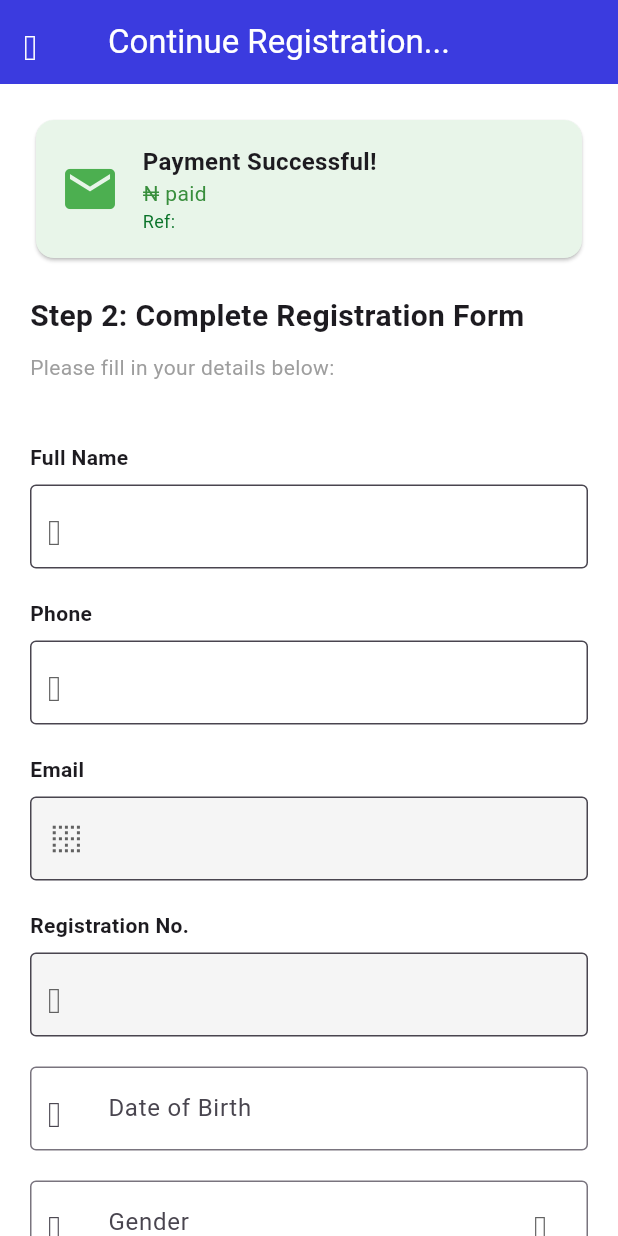
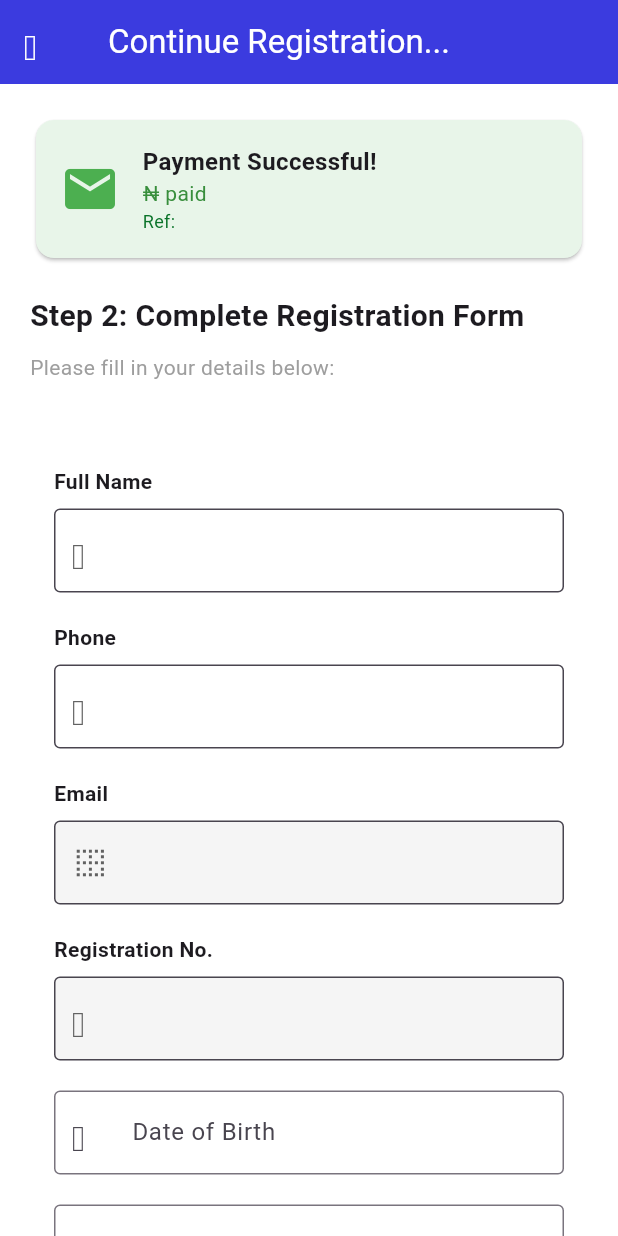
Before and after one commit to obomeghie2019/isf_mobile_app, a Flutter app: the ContinueRegistrationScreen screen opened directly with empty values, on a phone screen of 412 x 824 dp. Run offline on Flutter 3.47's test engine with Material 3 defaults, Android fonts, the phone set to English and light mode, and no system bars; our stand-ins replace carousel_slider, connectivity_plus, get, google_mobile_ads, screenshot, webview_flutter.

Commit message:
Registration Form and Registration Success Modified

```diff
--- a/lib/screens/registration_form_screen.dart
+++ b/lib/screens/registration_form_screen.dart
@@ -315,7 +315,11 @@ class _ContinueRegistrationScreenState
                   style: TextStyle(color: Colors.grey)),
               const SizedBox(height: 20),
 
-              Form(
+              SingleChildScrollView(
+                keyboardDismissBehavior:
+                    ScrollViewKeyboardDismissBehavior.onDrag,
+                padding: const EdgeInsets.all(16),
+                child: Form(
                   key: _formKey,
                   child: Column(
                     children: [
@@ -325,21 +329,29 @@ class _ContinueRegistrationScreenState
                         value: _nameController.text,
                         controller: _nameController,
                         icon: Icons.person,
-                        readOnly: false),
+                        readOnly: false,
+                      ),
+
                       _buildTextField(
                         label: 'Phone',
                         value: _phoneController.text,
                         controller: _phoneController,
                         icon: Icons.phone_in_talk,
-                        readOnly: false),
+                        readOnly: false,
+                      ),
 
                       // Read-only fields
                       _buildTextField(
-                        label: 'Email', value: widget.email, icon: Icons.email),
+                        label: 'Email',
+                        value: widget.email,
+                        icon: Icons.email,
+                      ),
+
                       _buildTextField(
                         label: 'Registration No.',
                         value: widget.regNo,
-                        icon: Icons.confirmation_number),
+                        icon: Icons.confirmation_number,
+                      ),
 
                       const SizedBox(height: 20),
 
@@ -349,12 +361,12 @@ class _ContinueRegistrationScreenState
                         child: AbsorbPointer(
                           child: TextFormField(
                             controller: _dobController,
-                          decoration: InputDecoration(
+                            decoration: const InputDecoration(
                               labelText: 'Date of Birth',
-                            prefixIcon: const Icon(Icons.calendar_today),
+                              prefixIcon: Icon(Icons.calendar_today),
                               border: OutlineInputBorder(),
                             ),
-                          validator: (value) => (value == null || value.isEmpty)
+                            validator: (value) => value == null || value.isEmpty
                                 ? 'Please select date of birth'
                                 : null,
                           ),
@@ -366,15 +378,17 @@ class _ContinueRegistrationScreenState
                       // Gender
                       DropdownButtonFormField<String>(
                         value: _selectedGender,
-                      decoration: InputDecoration(
+                        decoration: const InputDecoration(
                           labelText: 'Gender',
-                        prefixIcon: const Icon(Icons.person_outline),
+                          prefixIcon: Icon(Icons.person_outline),
                           border: OutlineInputBorder(),
                         ),
-                      items: ['Male', 'Female'].map((gender) {
-                        return DropdownMenuItem(
-                            value: gender, child: Text(gender));
-                      }).toList(),
+                        items: ['Male', 'Female']
+                            .map((gender) => DropdownMenuItem(
+                                  value: gender,
+                                  child: Text(gender),
+                                ))
+                            .toList(),
                         onChanged: (value) =>
                             setState(() => _selectedGender = value),
                         validator: (value) =>
@@ -386,12 +400,12 @@ class _ContinueRegistrationScreenState
                       // Address
                       TextFormField(
                         controller: _lgaController,
-                      decoration: InputDecoration(
+                        decoration: const InputDecoration(
                           labelText: 'Local Government Area',
-                        prefixIcon: const Icon(Icons.home),
+                          prefixIcon: Icon(Icons.home),
                           border: OutlineInputBorder(),
                         ),
-                      validator: (value) => (value == null || value.isEmpty)
+                        validator: (value) => value == null || value.isEmpty
                             ? 'Please Enter Local Government Area'
                             : null,
                       ),
@@ -403,15 +417,14 @@ class _ContinueRegistrationScreenState
                         controller: _emergencyContactController,
                         keyboardType: TextInputType.number,
                         maxLength: 11,
-                      decoration: InputDecoration(
+                        decoration: const InputDecoration(
                           labelText: 'Emergency Contact & Number',
-                        prefixIcon: const Icon(Icons.phone_in_talk),
+                          prefixIcon: Icon(Icons.phone_in_talk),
                           border: OutlineInputBorder(),
-                        counterText: "", // hides the default character counter
+                          counterText: '',
                         ),
                         inputFormatters: [
-                        FilteringTextInputFormatter
-                            .digitsOnly, // only allow numbers
+                          FilteringTextInputFormatter.digitsOnly,
                         ],
                         validator: (value) {
                           if (value == null || value.isEmpty) {
@@ -429,9 +442,9 @@ class _ContinueRegistrationScreenState
                       // Race Category
                       DropdownButtonFormField<String>(
                         value: _selectedCategory,
-                      decoration: InputDecoration(
+                        decoration: const InputDecoration(
                           labelText: 'Race Category',
-                        prefixIcon: const Icon(Icons.flag),
+                          prefixIcon: Icon(Icons.flag),
                           border: OutlineInputBorder(),
                         ),
                         items: categories
@@ -440,27 +453,29 @@ class _ContinueRegistrationScreenState
                             .toList(),
                         onChanged: (value) =>
                             setState(() => _selectedCategory = value),
-                      validator: (value) =>
-                          value == null ? 'Please select race category' : null,
+                        validator: (value) => value == null
+                            ? 'Please select race category'
+                            : null,
                       ),
 
                       const SizedBox(height: 20),
 
-                    // T-Shirt Size
+                      // Bib Size
                       DropdownButtonFormField<String>(
                         value: _tshirtSizeController.text.isNotEmpty
                             ? _tshirtSizeController.text
                             : null,
-                      decoration: InputDecoration(
+                        decoration: const InputDecoration(
                           labelText: 'Bib Size',
-                        prefixIcon: const Icon(Icons.photo_size_select_large),
+                          prefixIcon: Icon(Icons.photo_size_select_large),
                           border: OutlineInputBorder(),
                         ),
                         items: tshirtSizes
-                          .map((size) =>
-                              DropdownMenuItem(value: size, child: Text(size)))
+                            .map((size) => DropdownMenuItem(
+                                value: size, child: Text(size)))
                             .toList(),
-                      onChanged: (value) => _tshirtSizeController.text = value!,
+                        onChanged: (value) =>
+                            _tshirtSizeController.text = value!,
                         validator: (value) =>
                             value == null ? 'Please select bib size' : null,
                       ),
@@ -472,26 +487,29 @@ class _ContinueRegistrationScreenState
                         value: _bloodGroupController.text.isNotEmpty
                             ? _bloodGroupController.text
                             : null,
-                      decoration: InputDecoration(
+                        decoration: const InputDecoration(
                           labelText: 'Blood Group (Optional)',
-                        prefixIcon: const Icon(Icons.bloodtype),
+                          prefixIcon: Icon(Icons.bloodtype),
                           border: OutlineInputBorder(),
                         ),
                         items: bloodGroups
                             .map((group) => DropdownMenuItem(
-                              value: group, child: Text(group)))
+                                  value: group,
+                                  child: Text(group),
+                                ))
                             .toList(),
-                      onChanged: (value) => _bloodGroupController.text = value!,
+                        onChanged: (value) =>
+                            _bloodGroupController.text = value!,
                       ),
 
                       const SizedBox(height: 20),
 
-                    // Medical Conditions (Optional)
+                      // Medical Conditions
                       TextFormField(
                         controller: _medicalConditionsController,
-                      decoration: InputDecoration(
+                        decoration: const InputDecoration(
                           labelText: 'Medical Conditions/Allergies (Optional)',
-                        prefixIcon: const Icon(Icons.medical_services),
+                          prefixIcon: Icon(Icons.medical_services),
                           border: OutlineInputBorder(),
                         ),
                         maxLines: 2,
@@ -499,31 +517,27 @@ class _ContinueRegistrationScreenState
 
                       const SizedBox(height: 30),
 
-                    // Declaration Checkbox
+                      // Declaration
                       Row(
                         crossAxisAlignment: CrossAxisAlignment.start,
                         children: [
                           Checkbox(
                             value: _hasAgreed,
-                          onChanged: (value) {
-                            setState(() {
-                              _hasAgreed = value ?? false;
-                            });
-                          },
+                            onChanged: (value) =>
+                                setState(() => _hasAgreed = value ?? false),
                           ),
                           const Expanded(
                             child: Text(
                               'I declare that all information provided is true and accurate. '
                               'I understand the risks involved in marathon running and participate at my own risk.',
                               textAlign: TextAlign.justify,
-                            style: TextStyle(
-                              fontSize: 14,
-                            ),
+                              style: TextStyle(fontSize: 14),
                             ),
                           ),
                         ],
                       ),
 
+                      // Preview Button (unchanged)
                       SizedBox(
                         width: double.infinity,
                         height: 50,
@@ -532,36 +546,40 @@ class _ContinueRegistrationScreenState
                             gradient: LinearGradient(
                               colors: _hasAgreed
                                   ? [
-                                    const Color.fromARGB(255, 59, 59, 223),
-                                    const Color.fromARGB(255, 1, 44, 3),
+                                      Color.fromARGB(255, 59, 59, 223),
+                                      Color.fromARGB(255, 1, 44, 3),
                                     ]
                                   : [
-                                    Colors.grey.shade400,
-                                    Colors.grey.shade500,
+                                      Colors.grey,
+                                      Colors.grey,
                                     ],
-                            begin: Alignment.topLeft,
-                            end: Alignment.bottomRight,
                             ),
                             borderRadius: BorderRadius.circular(8),
                           ),
                           child: ElevatedButton(
                             onPressed: _hasAgreed
-                              ? _showPreviewDialog
-                              : null, // Disable if not agreed
+                                ? () {
+                                    if (!_formKey.currentState!.validate()) {
+                                      Get.snackbar(
+                                        'Incomplete Form',
+                                        'Please fill all required fields correctly',
+                                        snackPosition: SnackPosition.BOTTOM,
+                                        backgroundColor: Colors.orange,
+                                        colorText: Colors.white,
+                                      );
+                                      return;
+                                    }
+                                    _showPreviewDialog();
+                                  }
+                                : null,
                             style: ElevatedButton.styleFrom(
-                            backgroundColor:
-                                Colors.transparent, // important for gradient
-                            shadowColor:
-                                Colors.transparent, // remove default shadow
-                            shape: RoundedRectangleBorder(
-                              borderRadius: BorderRadius.circular(8),
+                              backgroundColor: Colors.transparent,
+                              shadowColor: Colors.transparent,
                             ),
-                          ),
-                          child: Row(
+                            child: const Row(
                               mainAxisAlignment: MainAxisAlignment.center,
-                            children: const [
-                              Icon(Icons.preview,
-                                  color: Colors.white), // registration icon
+                              children: [
+                                Icon(Icons.preview, color: Colors.white),
                                 SizedBox(width: 10),
                                 Text(
                                   'Preview',
@@ -577,6 +595,7 @@ class _ContinueRegistrationScreenState
                         ),
                       ),
                     ],
+                  ),
                 ),
               ),
             ],
--- a/lib/screens/registration_success_screen.dart
+++ b/lib/screens/registration_success_screen.dart
@@ -6,7 +6,6 @@ import 'package:http/http.dart' as http;
 import 'dart:convert';
 import 'dart:io';
 import 'package:screenshot/screenshot.dart';
-import 'package:path_provider/path_provider.dart';
 
 class RegistrationSuccessScreen extends StatefulWidget {
   final String name;
@@ -182,7 +181,7 @@ class _RegistrationSuccessScreenState extends State<RegistrationSuccessScreen> {
                   ),
                   const SizedBox(height: 25),
                   GestureDetector(
-                    onTap: isSaving ? null : captureScreen,
+                    onTap: () => Get.offAll(() => MarathonRegistrationScreen()),
                     child: Container(
                       width: double.infinity,
                       height: 52,
@@ -221,7 +220,7 @@ class _RegistrationSuccessScreenState extends State<RegistrationSuccessScreen> {
                                   Icon(Icons.camera_alt, color: Colors.white),
                                   SizedBox(width: 10),
                                   Text(
-                                    'Save Screenshot',
+                                    'Register Another Person',
                                     style: TextStyle(
                                       color: Colors.white,
                                       fontSize: 16,
@@ -235,20 +234,14 @@ class _RegistrationSuccessScreenState extends State<RegistrationSuccessScreen> {
                     ),
                   ),
                   const SizedBox(height: 15),
-                  TextButton(
-                    onPressed: () {
-                      Get.offAll(() => MarathonRegistrationScreen());
-                    },
-                    child: const Text(
-                      'Register Another Person',
-                      style: TextStyle(
-                        color: Colors.blue,
-                        fontSize: 16,
-                        fontWeight: FontWeight.w500,
-                      ),
-                    ),
-                  ),
-                  const SizedBox(height: 20),
+                  Text(
+                      "Please keep a screenshot of this page for your records.",
+                      textAlign: TextAlign.center,
+                      style: const TextStyle(
+                          fontStyle: FontStyle.italic,
+                          color: Color.fromARGB(255, 19, 224, 101),
+                          fontSize: 16)),
+                  const SizedBox(height: 25),
                   TextButton(
                     onPressed: () {
                       Get.offAll(() => HomeCarouselPage());
```
Lines whose indentation alone changed are shown as unchanged.
